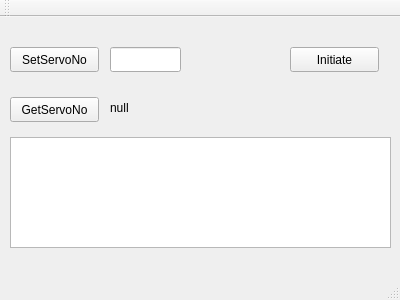
Before: the Qt Designer form IRSGUI/mainwindow.ui in yhlmaybe/Intelligent-Robot-System, drawn with Qt 5.
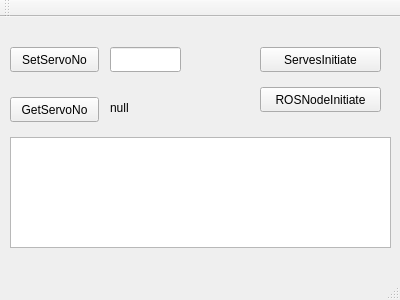
After: the same form once the commit is applied.

```diff
--- a/IRSGUI/mainwindow.ui
+++ b/IRSGUI/mainwindow.ui
@@ -53,14 +53,14 @@
    <widget class="QPushButton" name="Initiate_Button">
     <property name="geometry">
      <rect>
-      <x>290</x>
-      <y>30</y>
-      <width>89</width>
+      <x>260</x>
+      <y>70</y>
+      <width>121</width>
       <height>25</height>
      </rect>
     </property>
     <property name="text">
-     <string>Initiate</string>
+     <string>ROSNodeInitiate</string>
     </property>
    </widget>
    <widget class="QPlainTextEdit" name="MessageText">
@@ -89,6 +89,19 @@
      <string>GetServoNo</string>
     </property>
    </widget>
+   <widget class="QPushButton" name="ServesInitiate_Button">
+    <property name="geometry">
+     <rect>
+      <x>260</x>
+      <y>30</y>
+      <width>121</width>
+      <height>25</height>
+     </rect>
+    </property>
+    <property name="text">
+     <string>ServesInitiate</string>
+    </property>
+   </widget>
   </widget>
   <widget class="QMenuBar" name="menuBar">
    <property name="geometry">
```
Left out of the diff: 2 changed lines with no effect on the pictures.
